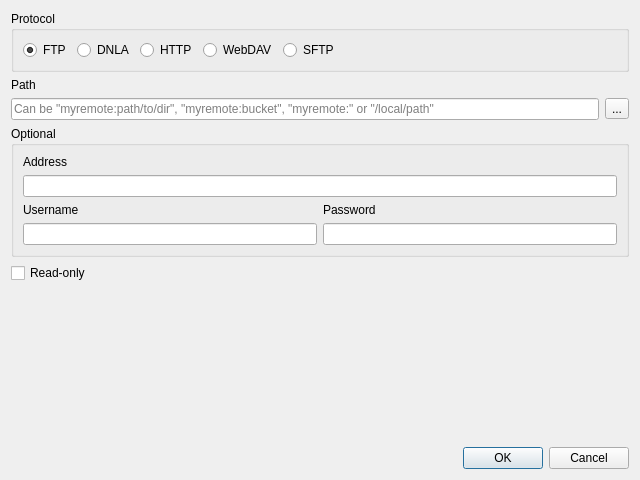
The window that ui/new_serve_window.ui (Communist02/agile) describes before a commit, drawn with Qt 5.
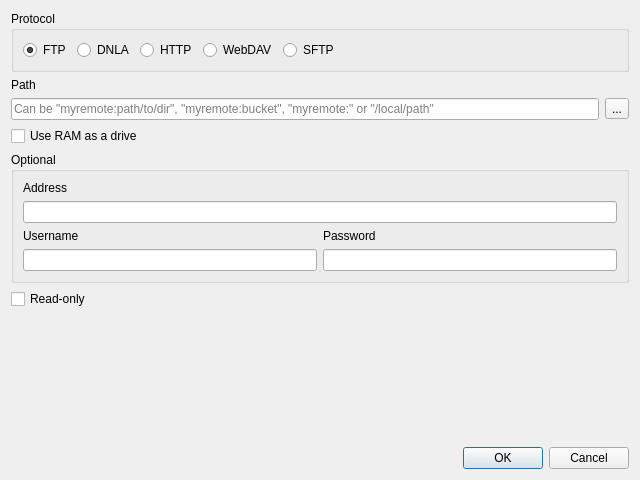
The same window after the commit.

Diff of the .ui file:
```diff
--- a/ui/new_serve_window.ui
+++ b/ui/new_serve_window.ui
@@ -105,6 +105,13 @@
      </item>
     </layout>
    </item>
+   <item>
+    <widget class="QCheckBox" name="checkBox_use_ram">
+     <property name="text">
+      <string>Use RAM as a drive</string>
+     </property>
+    </widget>
+   </item>
    <item>
     <widget class="QGroupBox" name="groupBox">
      <property name="title">
```
